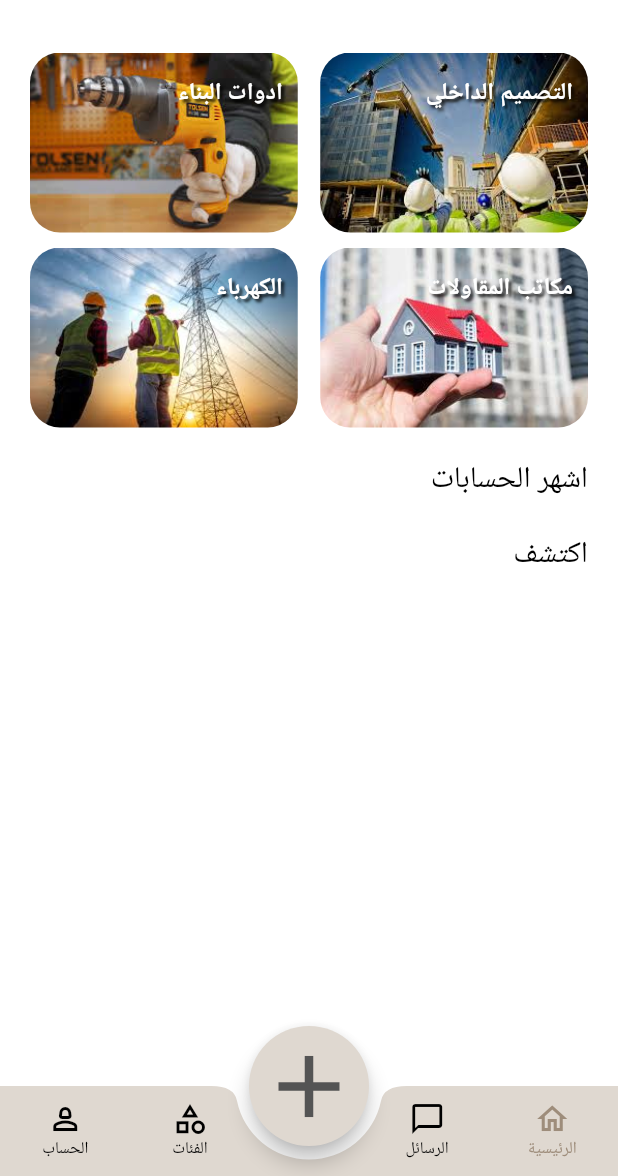
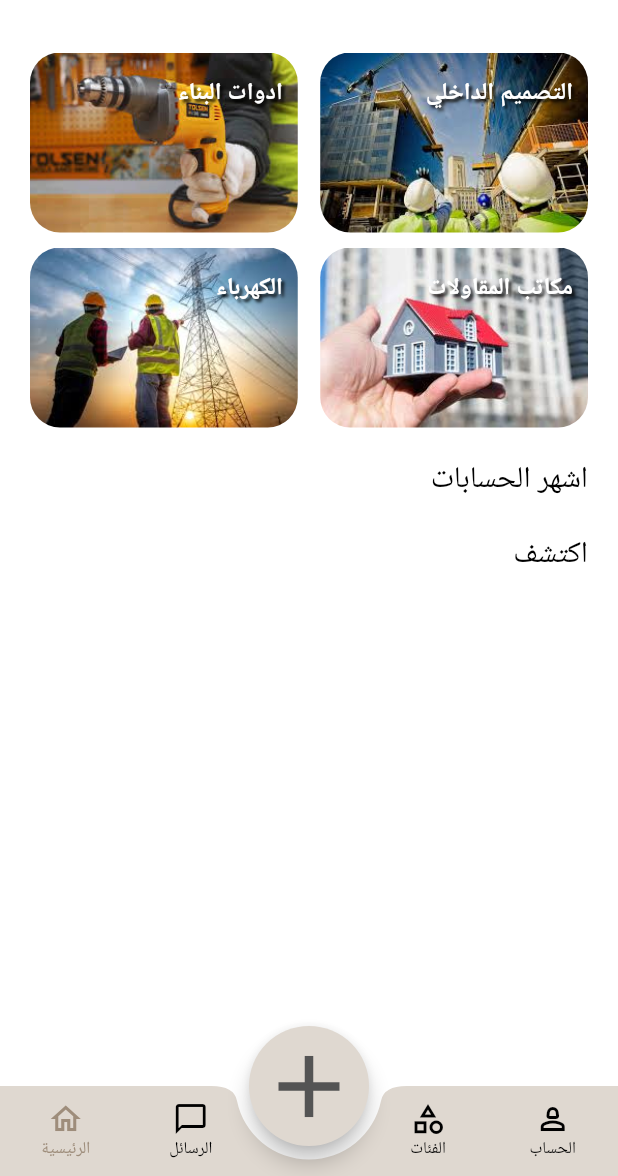
Before and after one commit to flutterCampTeam3/bunya-app, a Flutter app: the NavBarOfficePage screen opened directly, on a phone screen of 412 x 824 dp, the part 60-1236 px from its top. Run offline on Flutter 3.47's test engine with Material 3 defaults, Android fonts, the phone set to English and light mode, and no system bars; our stand-ins replace bloc, dash_chat_2, flutter_bloc, flutter_dotenv, flutter_otp_text_field, flutter_svg and 8 more; missing offline and left inert: timer_button; accounts and stored records are empty; project files that could hold a hidden picture were left out.

Commit message:
last_fix

```diff
--- a/lib/pages/Office pages/navBar page/navBarPage.dart
+++ b/lib/pages/Office pages/navBar page/navBarPage.dart
@@ -5,7 +5,6 @@ import 'package:bunya_app/pages/Office%20pages/navBar%20page/bloc/nav_bloc.dart'
 import 'package:flutter/material.dart';
 import 'package:flutter/widgets.dart';
 import 'package:flutter_bloc/flutter_bloc.dart';
-
 
 class NavBarOfficePage extends StatelessWidget {
   const NavBarOfficePage({
@@ -37,16 +36,16 @@ class NavBarOfficePage extends StatelessWidget {
                       icon: Column(
                         children: [
                           Icon(
-                            Icons.person_2_outlined,
-                            color: bloc.currentIndex == 0
+                            Icons.home_outlined,
+                            color: bloc.currentIndex == 3
                                 ? brownNavSelect
                                 : blackColor,
                           ),
                           Text(
-                            "الحساب",
+                            "الرئيسية",
                             style: TextStyle(
                               fontSize: 11,
-                              color: bloc.currentIndex == 0
+                              color: bloc.currentIndex == 3
                                   ? brownNavSelect
                                   : blackColor,
                             ),
@@ -54,10 +53,37 @@ class NavBarOfficePage extends StatelessWidget {
                         ],
                       ),
                       onPressed: () {
-                        bloc.currentIndex = 0;
-                        bloc.add(ChangePageOfficeEvent(index: 0));
+                        bloc.currentIndex = 3;
+                        bloc.add(ChangePageOfficeEvent(index: 3));
                       },
                     ),
+                    IconButton(
+                      icon: Column(
+                        children: [
+                          Icon(
+                            Icons.messenger_outline,
+                            color: bloc.currentIndex == 2
+                                ? brownNavSelect
+                                : blackColor,
+                          ),
+                          Text(
+                            "الرسائل",
+                            style: TextStyle(
+                              fontSize: 11,
+                              color: bloc.currentIndex == 2
+                                  ? brownNavSelect
+                                  : blackColor,
+                            ),
+                          )
+                        ],
+                      ),
+                      onPressed: () {
+                        bloc.currentIndex = 2;
+                        bloc.add(ChangePageOfficeEvent(index: 2));
+                      },
+                    ),
+
+                    const SizedBox(width: 40), // Adjust spacing for FAB
                     IconButton(
                       icon: Column(
                         children: [
@@ -83,21 +109,20 @@ class NavBarOfficePage extends StatelessWidget {
                         bloc.add(ChangePageOfficeEvent(index: 1));
                       },
                     ),
-                    const SizedBox(width: 40), // Adjust spacing for FAB
                     IconButton(
                       icon: Column(
                         children: [
                           Icon(
-                            Icons.messenger_outline,
-                            color: bloc.currentIndex == 2
+                            Icons.person_2_outlined,
+                            color: bloc.currentIndex == 0
                                 ? brownNavSelect
                                 : blackColor,
                           ),
                           Text(
-                            "الرسائل",
+                            "الحساب",
                             style: TextStyle(
                               fontSize: 11,
-                              color: bloc.currentIndex == 2
+                              color: bloc.currentIndex == 0
                                   ? brownNavSelect
                                   : blackColor,
                             ),
@@ -105,33 +130,8 @@ class NavBarOfficePage extends StatelessWidget {
                         ],
                       ),
                       onPressed: () {
-                        bloc.currentIndex = 2;
-                        bloc.add(ChangePageOfficeEvent(index: 2));
-                      },
-                    ),
-                    IconButton(
-                      icon: Column(
-                        children: [
-                          Icon(
-                            Icons.home_outlined,
-                            color: bloc.currentIndex == 3
-                                ? brownNavSelect
-                                : blackColor,
-                          ),
-                          Text(
-                            "الرئيسية",
-                            style: TextStyle(
-                              fontSize: 11,
-                              color: bloc.currentIndex == 3
-                                  ? brownNavSelect
-                                  : blackColor,
-                            ),
-                          )
-                        ],
-                      ),
-                      onPressed: () {
-                        bloc.currentIndex = 3;
-                        bloc.add(ChangePageOfficeEvent(index: 3));
+                        bloc.currentIndex = 0;
+                        bloc.add(ChangePageOfficeEvent(index: 0));
                       },
                     ),
                   ],
@@ -142,7 +142,7 @@ class NavBarOfficePage extends StatelessWidget {
                 height: 80,
                 child: FloatingActionButton(
                     onPressed: () {
-                      context.pushTo(view: AddPostPage());
+                      context.pushTo(view: const AddPostPage());
                     },
                     shape: const CircleBorder(),
                     backgroundColor: const Color.fromARGB(255, 223, 216, 208),
--- a/lib/pages/costumer pages/navBar page/navBarPage.dart
+++ b/lib/pages/costumer pages/navBar page/navBarPage.dart
@@ -150,11 +150,7 @@ class NavBarPage extends StatelessWidget {
                 height: 80,
                 child: FloatingActionButton(
                   onPressed: () {
-
-                    context.pushTo(
-                                      view: FirstChatPage(
-
-                                  ));
+                    context.pushTo(view: const FirstChatPage());
                   },
                   shape: const CircleBorder(),
                   backgroundColor: const Color.fromARGB(255, 223, 216, 208),
--- a/lib/pages/intro pages/first_intro.dart
+++ b/lib/pages/intro pages/first_intro.dart
@@ -8,7 +8,9 @@ class introPage extends StatelessWidget {
 
   @override
   Widget build(BuildContext context) {
-    return Scaffold(
+    return Directionality(
+      textDirection: TextDirection.rtl,
+      child: Scaffold(
         body: Container(
           // height: double.maxFinite,
           // width: double.maxFinite,
@@ -120,6 +122,7 @@ class introPage extends StatelessWidget {
             ],
           ),
         ),
+      ),
     );
   }
 }
--- a/pubspec.yaml
+++ b/pubspec.yaml
@@ -5,7 +5,7 @@ version: 0.1.0
 
 environment:
   #sdk: '>=3.4.0-99.1.beta <4.0.0'
-  sdk: '>=3.4.0-99.1.beta <4.0.0'
+  sdk: '3.3.2'
 
 dependencies:
   flutter:
```
Also changed, not shown: pubspec.lock. Lines whose indentation alone changed are shown as unchanged.
